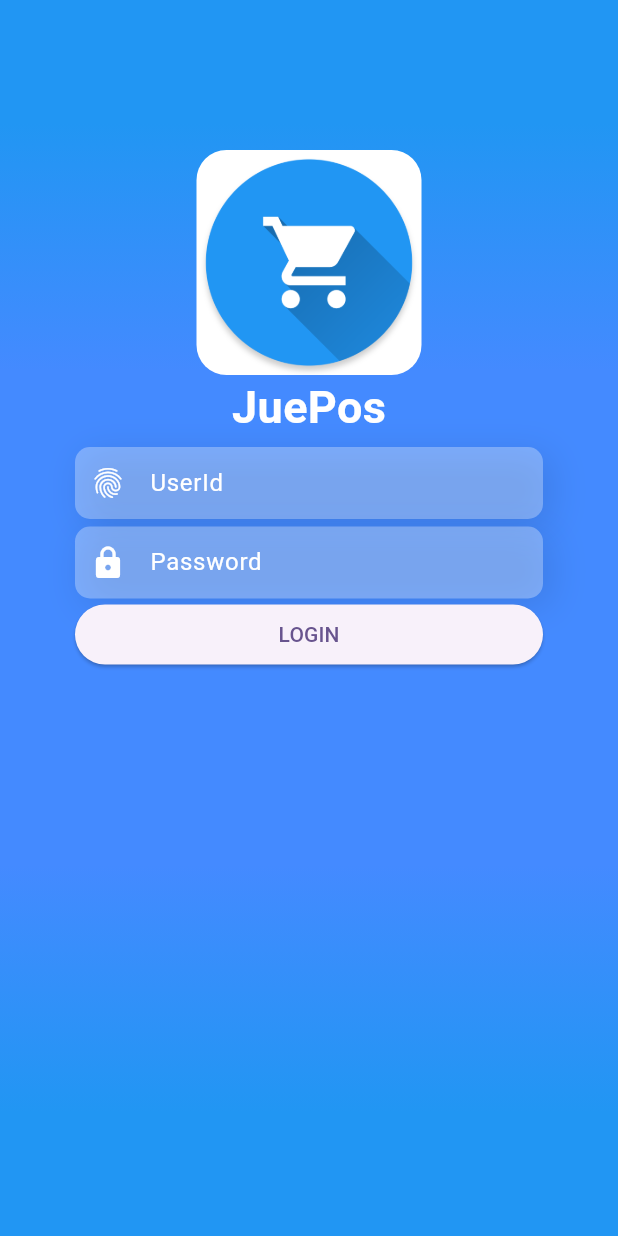
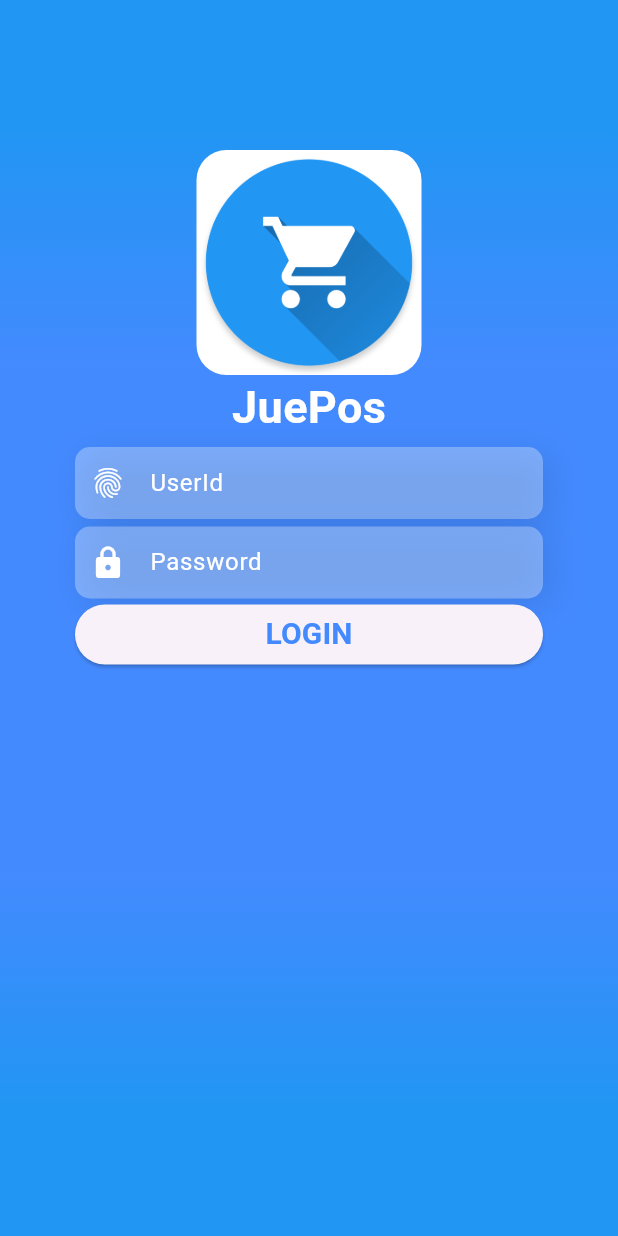
Before and after one commit to HtunHtun-Win/win_pos, a Flutter app: the screen it shows after launch, on a phone screen of 412 x 824 dp. Run offline on Flutter 3.47's test engine with Material 3 defaults, Android fonts, the phone set to English and light mode, and no system bars; our stand-ins replace get, sqflite; accounts and stored records are empty.

Commit message:
finish login UI

```diff
--- a/lib/user/controllers/user_controller.dart
+++ b/lib/user/controllers/user_controller.dart
@@ -15,4 +15,5 @@ class UserController extends GetxController {
       users.add(User.fromMap(data));
     });
   }
+
 }
--- a/lib/user/screens/login_screen.dart
+++ b/lib/user/screens/login_screen.dart
@@ -34,7 +34,8 @@ class LoginScreen extends StatelessWidget {
             ),
           ),
           //for alignment
-          Padding(
+          SingleChildScrollView(
+            child: Padding(
               padding: EdgeInsets.symmetric(vertical: 100,horizontal: 50),
               child: Column(
                 children: [
@@ -61,21 +62,31 @@ class LoginScreen extends StatelessWidget {
                   userInput(
                       "UserId",
                       Icon(Icons.fingerprint),
-                    TextInputType.text),//input for userid
+                      TextInputType.text,
+                      userid_controller),//input for userid
                   SizedBox(height: 5,),
                   userInput(
                       "Password",
                       Icon(Icons.lock),
                       TextInputType.text,
+                      password_controller,
                       obtext: true),//input for password
                   Container(
                     width: double.infinity,
                     child: ElevatedButton(
                         onPressed: (){},
-                      child: Text("LOGIN")
+                        child: Text(
+                            "LOGIN",
+                          style: TextStyle(
+                            color: Colors.blueAccent,
+                            fontSize: 20,
+                            fontWeight: FontWeight.bold
+                          ),
+                        )
                     ),
                   )
                 ],
+              ),
             ),
           )
         ],
@@ -83,7 +94,7 @@ class LoginScreen extends StatelessWidget {
     );
   }
 
-  Widget userInput(String hint_text,Icon icon,TextInputType type,{bool? obtext}){
+  Widget userInput(String hint_text,Icon icon,TextInputType type,TextEditingController t_controller,{bool? obtext}){
     return Container(
       padding: EdgeInsets.symmetric(horizontal: 10),
       decoration: BoxDecoration(
@@ -98,6 +109,7 @@ class LoginScreen extends StatelessWidget {
         borderRadius: BorderRadius.circular(10),
       ),
       child: TextField(
+        controller: t_controller,
         keyboardType: type,
         obscureText: obtext??false,
         decoration: InputDecoration(
```
Lines whose indentation alone changed are shown as unchanged.
